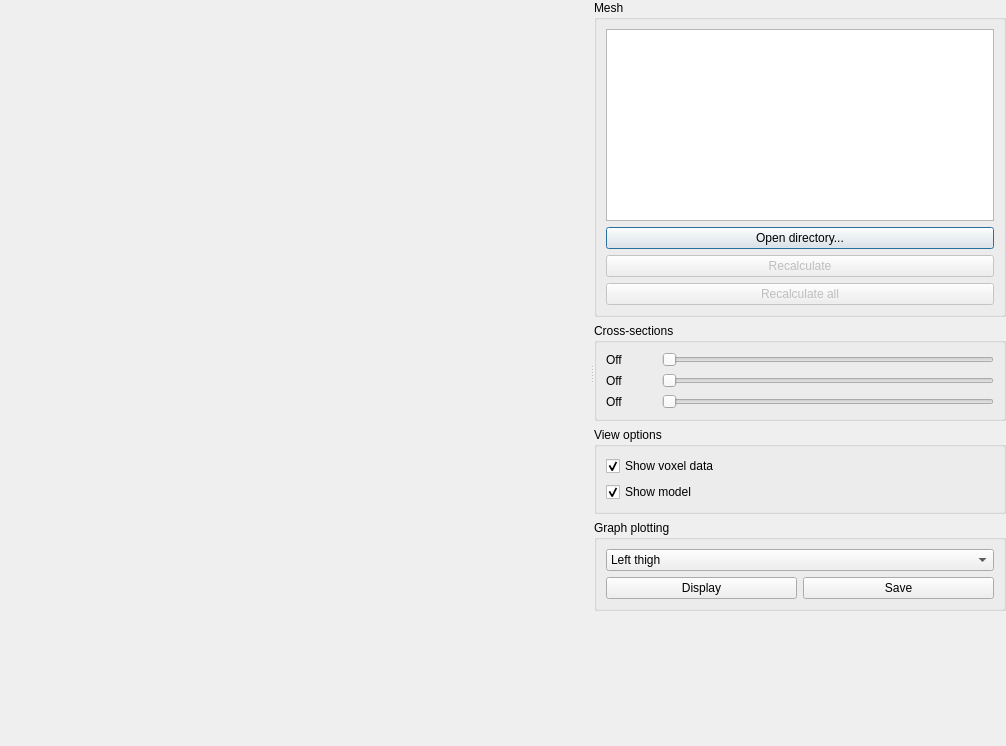
This is modelfitting/src/mainwindow.ui in davidsansome/gait-modelfitting as Qt 5 draws it before an edit. The edited form follows.
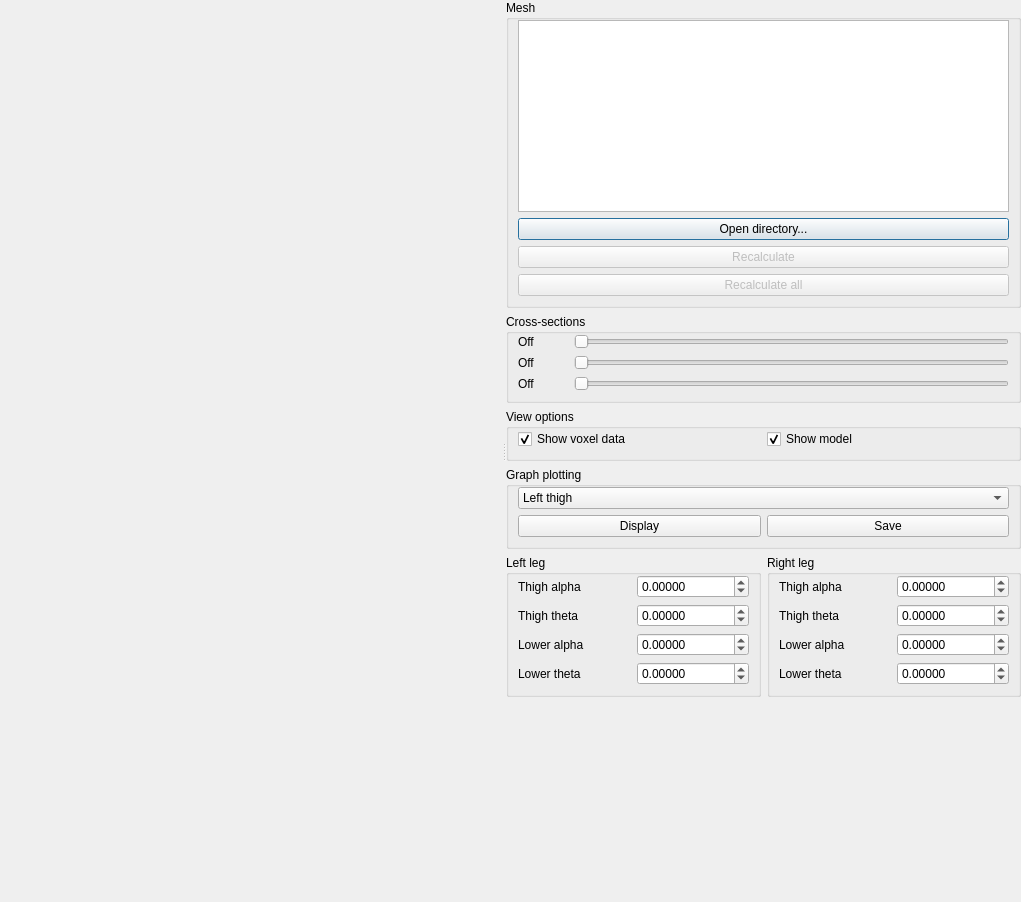
This is the edited form. Custom widgets are drawn as their Qt base class.

Commit message: New spinners for model information

Diff of the .ui file:
```diff
--- a/modelfitting/src/mainwindow.ui
+++ b/modelfitting/src/mainwindow.ui
@@ -5,8 +5,8 @@
    <rect>
     <x>0</x>
     <y>0</y>
-    <width>1006</width>
-    <height>746</height>
+    <width>1021</width>
+    <height>902</height>
    </rect>
   </property>
   <property name="windowTitle" >
@@ -127,6 +127,9 @@
           <string>Mesh</string>
          </property>
          <layout class="QVBoxLayout" >
+          <property name="topMargin" >
+           <number>0</number>
+          </property>
           <item>
            <widget class="QListWidget" name="fileList" />
           </item>
@@ -166,6 +169,9 @@
           <string>Cross-sections</string>
          </property>
          <layout class="QGridLayout" >
+          <property name="topMargin" >
+           <number>0</number>
+          </property>
           <item row="0" column="0" >
            <widget class="QLabel" name="crossFrontLabel" >
             <property name="minimumSize" >
@@ -240,7 +246,10 @@
          <property name="title" >
           <string>View options</string>
          </property>
-         <layout class="QVBoxLayout" name="verticalLayout" >
+         <layout class="QHBoxLayout" name="horizontalLayout_2" >
+          <property name="topMargin" >
+           <number>0</number>
+          </property>
           <item>
            <widget class="QCheckBox" name="showVoxelData" >
             <property name="text" >
@@ -270,6 +279,9 @@
           <string>Graph plotting</string>
          </property>
          <layout class="QGridLayout" name="gridLayout" >
+          <property name="topMargin" >
+           <number>0</number>
+          </property>
           <item row="0" column="0" colspan="2" >
            <widget class="QComboBox" name="graphLimb" >
             <item>
@@ -311,6 +323,242 @@
          </layout>
         </widget>
        </item>
+       <item>
+        <layout class="QHBoxLayout" name="horizontalLayout" >
+         <item>
+          <widget class="QGroupBox" name="groupBox_4" >
+           <property name="title" >
+            <string>Left leg</string>
+           </property>
+           <layout class="QGridLayout" name="gridLayout_2" >
+            <property name="topMargin" >
+             <number>0</number>
+            </property>
+            <item row="0" column="0" >
+             <widget class="QLabel" name="label" >
+              <property name="text" >
+               <string>Thigh alpha</string>
+              </property>
+             </widget>
+            </item>
+            <item row="0" column="1" >
+             <widget class="QDoubleSpinBox" name="leftThighAlpha" >
+              <property name="decimals" >
+               <number>5</number>
+              </property>
+              <property name="minimum" >
+               <double>-0.392699082</double>
+              </property>
+              <property name="maximum" >
+               <double>0.392699082</double>
+              </property>
+              <property name="singleStep" >
+               <double>0.0785398163</double>
+              </property>
+              <property name="value" >
+               <double>0.000000000000000</double>
+              </property>
+             </widget>
+            </item>
+            <item row="1" column="0" >
+             <widget class="QLabel" name="label_2" >
+              <property name="text" >
+               <string>Thigh theta</string>
+              </property>
+             </widget>
+            </item>
+            <item row="1" column="1" >
+             <widget class="QDoubleSpinBox" name="leftThighTheta">
+		     <property name="decimals" >
+			     <number>5</number>
+		     </property>
+		     <property name="minimum" >
+			     <double>-0.785398163</double>
+		     </property>
+		     <property name="maximum" >
+			     <double>0.785398163</double>
+		     </property>
+		     <property name="singleStep" >
+			     <double>0.0785398163</double>
+		     </property>
+		     <property name="value" >
+			     <double>0.000000000000000</double>
+              </property>
+      </widget>
+            </item>
+            <item row="2" column="0" >
+             <widget class="QLabel" name="label_3" >
+              <property name="text" >
+               <string>Lower alpha</string>
+              </property>
+             </widget>
+            </item>
+            <item row="2" column="1" >
+             <widget class="QDoubleSpinBox" name="leftLowerAlpha" >
+              <property name="decimals" >
+               <number>5</number>
+              </property>
+              <property name="minimum" >
+               <double>-0.392699082</double>
+              </property>
+              <property name="maximum" >
+               <double>0.392699082</double>
+              </property>
+              <property name="singleStep" >
+               <double>0.0785398163</double>
+              </property>
+              <property name="value" >
+               <double>0.000000000000000</double>
+              </property>
+             </widget>
+            </item>
+            <item row="3" column="0" >
+             <widget class="QLabel" name="label_4" >
+              <property name="text" >
+               <string>Lower theta</string>
+              </property>
+             </widget>
+            </item>
+            <item row="3" column="1" >
+             <widget class="QDoubleSpinBox" name="leftLowerTheta">
+		     <property name="decimals" >
+			     <number>5</number>
+		     </property>
+		     <property name="minimum" >
+			     <double>-0.785398163</double>
+		     </property>
+		     <property name="maximum" >
+			     <double>0.785398163</double>
+		     </property>
+		     <property name="singleStep" >
+			     <double>0.0785398163</double>
+		     </property>
+		     <property name="value" >
+			     <double>0.000000000000000</double>
+		     </property>
+      </widget>
+            </item>
+           </layout>
+          </widget>
+         </item>
+         <item>
+          <widget class="QGroupBox" name="groupBox_5" >
+           <property name="title" >
+            <string>Right leg</string>
+           </property>
+           <layout class="QGridLayout" name="gridLayout_3" >
+            <property name="topMargin" >
+             <number>0</number>
+            </property>
+            <item row="0" column="0" >
+             <widget class="QLabel" name="label_5" >
+              <property name="text" >
+               <string>Thigh alpha</string>
+              </property>
+             </widget>
+            </item>
+            <item row="0" column="1" >
+             <widget class="QDoubleSpinBox" name="rightThighAlpha" >
+              <property name="decimals" >
+               <number>5</number>
+              </property>
+              <property name="minimum" >
+               <double>-0.392699082</double>
+              </property>
+              <property name="maximum" >
+               <double>0.392699082</double>
+              </property>
+              <property name="singleStep" >
+               <double>0.0785398163</double>
+              </property>
+              <property name="value" >
+               <double>0.000000000000000</double>
+              </property>
+             </widget>
+            </item>
+            <item row="1" column="0" >
+             <widget class="QLabel" name="label_6" >
+              <property name="text" >
+               <string>Thigh theta</string>
+              </property>
+             </widget>
+            </item>
+            <item row="1" column="1" >
+             <widget class="QDoubleSpinBox" name="rightThighTheta">
+		     <property name="decimals" >
+			     <number>5</number>
+		     </property>
+		     <property name="minimum" >
+			     <double>-0.785398163</double>
+		     </property>
+		     <property name="maximum" >
+			     <double>0.785398163</double>
+		     </property>
+		     <property name="singleStep" >
+			     <double>0.0785398163</double>
+		     </property>
+		     <property name="value" >
+			     <double>0.000000000000000</double>
+		     </property>
+      </widget>
+            </item>
+            <item row="2" column="0" >
+             <widget class="QLabel" name="label_7" >
+              <property name="text" >
+               <string>Lower alpha</string>
+              </property>
+             </widget>
+            </item>
+            <item row="2" column="1" >
+             <widget class="QDoubleSpinBox" name="rightLowerAlpha" >
+              <property name="decimals" >
+               <number>5</number>
+              </property>
+              <property name="minimum" >
+               <double>-0.392699082</double>
+              </property>
+              <property name="maximum" >
+               <double>0.392699082</double>
+              </property>
+              <property name="singleStep" >
+               <double>0.0785398163</double>
+              </property>
+              <property name="value" >
+               <double>0.000000000000000</double>
+              </property>
+             </widget>
+            </item>
+            <item row="3" column="0" >
+             <widget class="QLabel" name="label_8" >
+              <property name="text" >
+               <string>Lower theta</string>
+              </property>
+             </widget>
+            </item>
+            <item row="3" column="1" >
+             <widget class="QDoubleSpinBox" name="rightLowerTheta">
+		     <property name="decimals" >
+			     <number>5</number>
+		     </property>
+		     <property name="minimum" >
+			     <double>-0.785398163</double>
+		     </property>
+		     <property name="maximum" >
+			     <double>0.785398163</double>
+		     </property>
+		     <property name="singleStep" >
+			     <double>0.0785398163</double>
+		     </property>
+		     <property name="value" >
+			     <double>0.000000000000000</double>
+		     </property>
+      </widget>
+            </item>
+           </layout>
+          </widget>
+         </item>
+        </layout>
+       </item>
        <item>
         <spacer>
          <property name="orientation" >
@@ -318,8 +566,8 @@
          </property>
          <property name="sizeHint" stdset="0" >
           <size>
-           <width>238</width>
-           <height>17</height>
+           <width>412</width>
+           <height>58</height>
           </size>
          </property>
         </spacer>
```
The commit also changes 1 other file.
